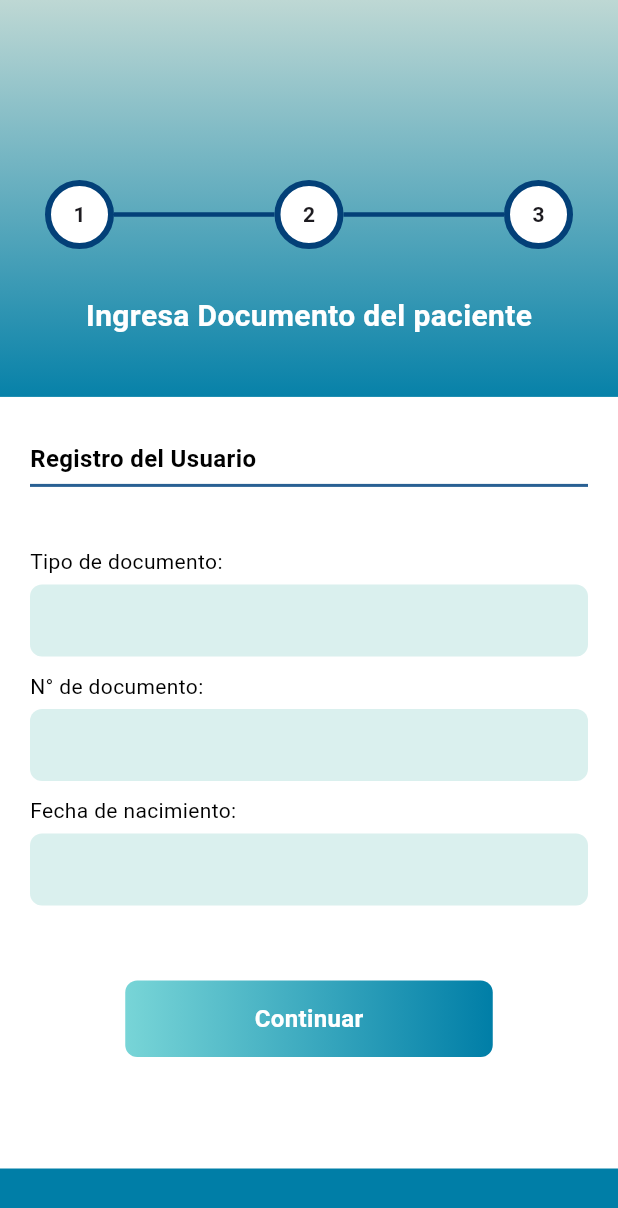
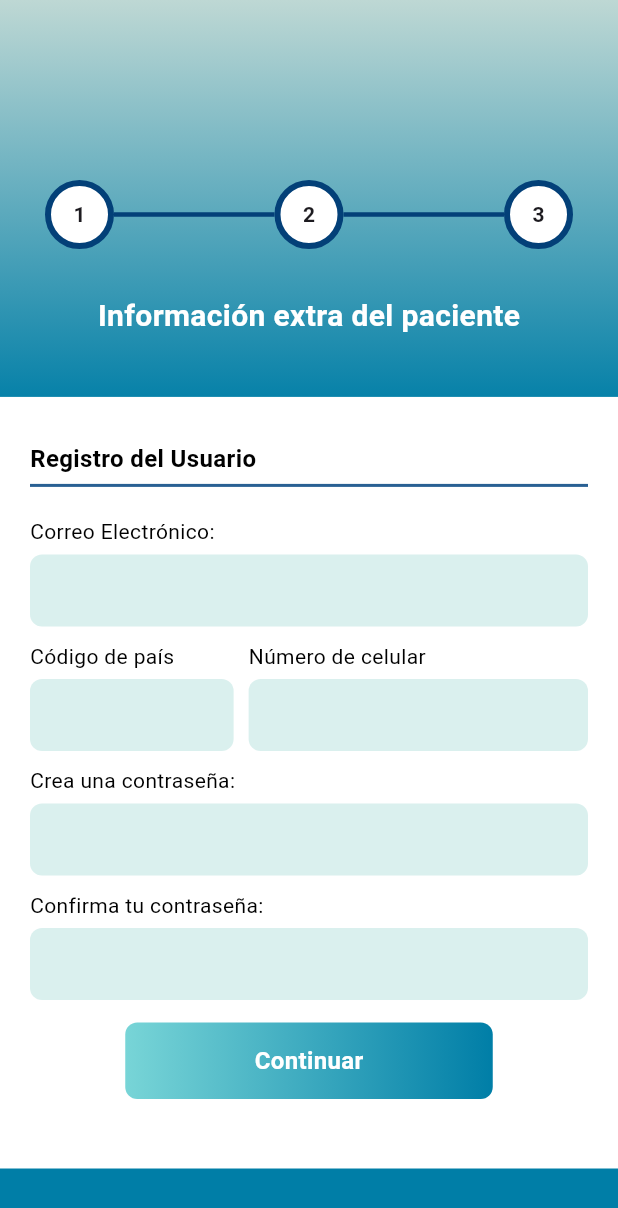
Before and after one commit to MunayMed/MunayMed-Frontend, a Flutter app: the screen it shows after launch, on a phone screen of 412 x 824 dp. Shown: the top 1208 px of the screen. Run offline on Flutter 3.47's test engine with Material 3 defaults, Android fonts, the light colour scheme and no system bars.

Commit message:
Implement Screen Register Step 2 and 3

```diff
--- a/lib/main.dart
+++ b/lib/main.dart
@@ -1,6 +1,8 @@
 import 'package:flutter/material.dart';
 import 'package:munaymed_frontend/screens/screen-login.dart';
 import 'package:munaymed_frontend/screens/screen-register-step-one.dart';
+import 'package:munaymed_frontend/screens/screen-register-step-three.dart';
+import 'package:munaymed_frontend/screens/screen-register-step-two.dart';
 import 'package:munaymed_frontend/screens/screen-register.dart';
 
 void main() {
@@ -20,7 +22,8 @@
         colorScheme: ColorScheme.fromSeed(seedColor: Colors.deepPurple),
         useMaterial3: true,
       ),
-      home: ScreenRegisterStepOne(),
+      home: ScreenRegisterStepThree(),
+
 
     );
   }
--- /dev/null
+++ b/lib/screens/screen-register-step-three.dart
@@ -0,0 +1,286 @@
+import 'package:flutter/material.dart';
+import 'package:munaymed_frontend/widgets/button_primary.dart';
+
+class ScreenRegisterStepThree extends StatefulWidget {
+  const ScreenRegisterStepThree({super.key});
+
+  @override
+  State<ScreenRegisterStepThree> createState() => _ScreenRegisterStepThreeState();
+}
+
+class _ScreenRegisterStepThreeState extends State<ScreenRegisterStepThree> {
+  @override
+  Widget build(BuildContext context) {
+    final double screenHeight = MediaQuery.of(context).size.height;
+    final double screenWidth = MediaQuery.of(context).size.width;
+    final double containerHeight = screenHeight * 0.6;
+
+    return Scaffold(
+      body: Container(
+        decoration: BoxDecoration(
+          gradient: LinearGradient(
+            begin: Alignment.topCenter,
+            end: Alignment.bottomCenter,
+            colors: [
+              Color(0xFFBED8D4),
+              Color(0xFF007EA7),
+              Color(0xFF007EA7),
+              Color(0xFF007EA7),
+            ],
+          ),
+        ),
+        child: Stack(
+          clipBehavior: Clip.none,
+          alignment: Alignment.bottomCenter,
+          children: [
+            Positioned(
+              top: 50,
+              left: 0,
+              right: 0,
+              child: Padding(
+                padding: const EdgeInsets.all(30),
+                child: Column(
+                  children: [
+                    SizedBox(height: 40),
+                    Row(
+                      mainAxisAlignment: MainAxisAlignment.spaceEvenly,
+                      children: [
+                        _buildStepCircle(1),
+                        _buildStepDivider(),
+                        _buildStepCircle(2),
+                        _buildStepDivider(),
+                        _buildStepCircle(3),
+                      ],
+                    ),
+                    SizedBox(height: 30),
+                    Text(
+                            'Información extra del paciente',
+                            style: TextStyle(
+                              fontSize: 20,
+                              color: Colors.white,
+                              fontWeight: FontWeight.bold,
+                            ),
+                    ),
+                  ],
+                ),
+              ),
+            ),
+            Positioned(
+              bottom: 45,
+              child: Container(
+                width: screenWidth,
+                height: containerHeight + 20,
+                color: Colors.white,
+                child: Padding(
+                  padding: const EdgeInsets.symmetric(horizontal: 20.0, vertical: 30.0),
+                  child: Column(
+                    crossAxisAlignment: CrossAxisAlignment.start,
+                    children: [
+                      Row(
+                        children: [
+                          Text(
+                            'Registro del Usuario',
+                            style: TextStyle(
+                              fontSize: 16,
+                              color: Colors.black,
+                              fontWeight: FontWeight.bold,
+                            ),
+                          ),
+                        ],
+                      ),
+                      SizedBox(height: 5),
+                      Container(
+                        width: double.infinity,
+                        height: 2,
+                        color: Color(0xFF296093),
+                      ),
+                      SizedBox(height: 20),
+                      Text(
+                        'Correo Electrónico:',
+                        style: TextStyle(
+                          fontSize: 14,
+                          color: Colors.black,
+                        ),
+                      ),
+                      SizedBox(height: 5),
+                      Container(
+                        decoration: BoxDecoration(
+                          color: Color(0xFFDAF0EE),
+                          borderRadius: BorderRadius.circular(8.0),
+                        ),
+                        child: TextField(
+                          decoration: InputDecoration(
+                            border: InputBorder.none,
+                            contentPadding: EdgeInsets.symmetric(
+                              horizontal: 16.0,
+                              vertical: 12.0,
+                            ),
+                          ),
+                        ),
+                      ),
+                      SizedBox(height: 10),
+                      Row(
+                        crossAxisAlignment: CrossAxisAlignment.start,
+                        children: [
+                          Expanded(
+                            flex: 3,
+                            child: Column(
+                              crossAxisAlignment: CrossAxisAlignment.start,
+                              children: [
+                                Text(
+                                  'Código de país',
+                                  style: TextStyle(
+                                    fontSize: 14,
+                                    color: Colors.black,
+                                  ),
+                                ),
+                                SizedBox(height: 5),
+                                Container(
+                                  width: double.infinity,
+                                  decoration: BoxDecoration(
+                                    color: Color(0xFFDAF0EE),
+                                    borderRadius: BorderRadius.circular(8.0),
+                                  ),
+                                  child: TextField(
+                                    decoration: InputDecoration(
+                                      border: InputBorder.none,
+                                      contentPadding: EdgeInsets.symmetric(
+                                        horizontal: 16.0,
+                                        vertical: 12.0,
+                                      ),
+                                    ),
+                                  ),
+                                ),
+                              ],
+                            ),
+                          ),
+                          SizedBox(width: 10),
+                          Expanded(
+                            flex: 5,
+                            child: Column(
+                              crossAxisAlignment: CrossAxisAlignment.start,
+                              children: [
+                                Text(
+                                  'Número de celular',
+                                  style: TextStyle(
+                                    fontSize: 14,
+                                    color: Colors.black,
+                                  ),
+                                ),
+                                SizedBox(height: 5),
+                                Container(
+                                  width: double.infinity,
+                                  decoration: BoxDecoration(
+                                    color: Color(0xFFDAF0EE),
+                                    borderRadius: BorderRadius.circular(8.0),
+                                  ),
+                                  child: TextField(
+                                    decoration: InputDecoration(
+                                      border: InputBorder.none,
+                                      contentPadding: EdgeInsets.symmetric(
+                                        horizontal: 16.0,
+                                        vertical: 12.0,
+                                      ),
+                                    ),
+                                  ),
+                                ),
+                              ],
+                            ),
+                          ),
+                        ],
+                      ),
+                      SizedBox(height: 10),
+                      Text(
+                        'Crea una contraseña:',
+                        style: TextStyle(
+                          fontSize: 14,
+                          color: Colors.black,
+                        ),
+                      ),
+                      SizedBox(height: 5),
+                      Container(
+                        decoration: BoxDecoration(
+                          color: Color(0xFFDAF0EE),
+                          borderRadius: BorderRadius.circular(8.0),
+                        ),
+                        child: TextField(
+                          decoration: InputDecoration(
+                            border: InputBorder.none,
+                            contentPadding: EdgeInsets.symmetric(
+                              horizontal: 16.0,
+                              vertical: 12.0,
+                            ),
+                          ),
+                        ),
+                      ),
+                      SizedBox(height: 10),
+                      Text(
+                        'Confirma tu contraseña:',
+                        style: TextStyle(
+                          fontSize: 14,
+                          color: Colors.black,
+                        ),
+                      ),
+                      SizedBox(height: 5),
+                      Container(
+                        decoration: BoxDecoration(
+                          color: Color(0xFFDAF0EE),
+                          borderRadius: BorderRadius.circular(8.0),
+                        ),
+                        child: TextField(
+                          decoration: InputDecoration(
+                            border: InputBorder.none,
+                            contentPadding: EdgeInsets.symmetric(
+                              horizontal: 16.0,
+                              vertical: 12.0,
+                            ),
+                          ),
+                        ),
+                      ),
+                      SizedBox(height: 15),
+                      Column(
+                        children: [
+                          Center(child: ButtonPrimary(text: 'Continuar', width: 245, onPressed: () {})),
+                        ],
+                      )
+                    ],
+                  ),
+                ),
+              ),
+            ),
+          ],
+        ),
+      ),
+    );
+  }
+
+  Widget _buildStepCircle(int stepNumber) {
+    return Container(
+      width: 46,
+      height: 46,
+      decoration: BoxDecoration(
+        shape: BoxShape.circle,
+        color: Colors.white,
+        //color #034078
+        border: Border.all(color: Color(0xFF034078), width: 4)
+      ),
+      child: Center(
+        child: Text(
+          stepNumber.toString(),
+          style: TextStyle(
+            fontWeight: FontWeight.bold,
+          ),
+        ),
+      ),
+    );
+  }
+
+  Widget _buildStepDivider() {
+    return Expanded(
+      child: Container(
+        height: 3,
+        color: Color(0xFF034078),
+      ),
+    );
+  }
+}
```
Also changed, not shown: lib/screens/screen-register-step-two.dart (added, +192 -0 lines).
